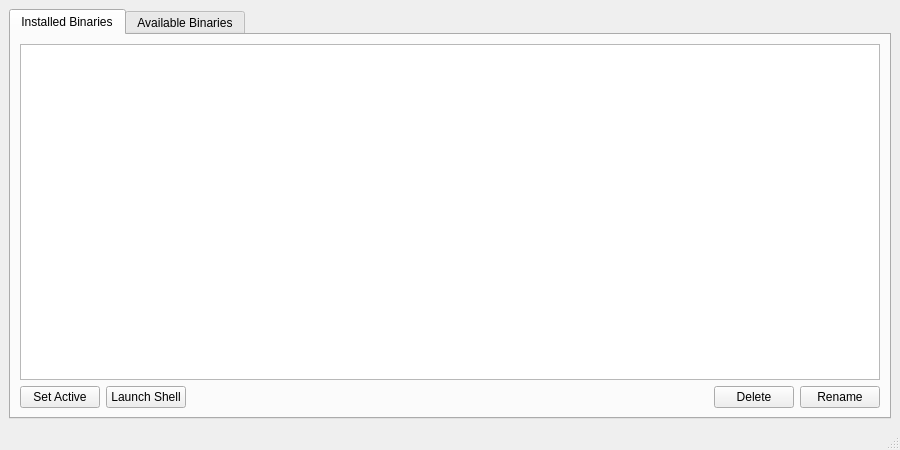
This is interface.ui in spikespaz-archives/archive-bundles as Qt 5 draws it before an edit. The edited form follows.
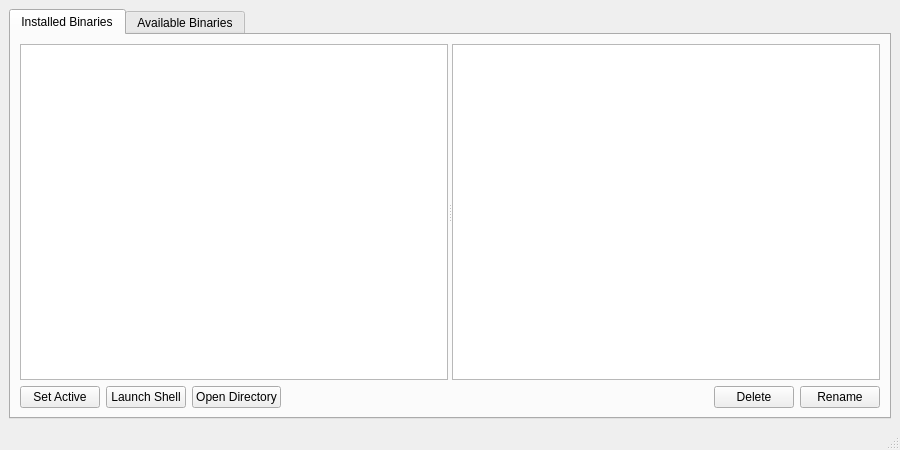
This is the edited form.

Commit message: Add left details panel to interface

```diff
--- a/interface.ui
+++ b/interface.ui
@@ -26,7 +26,13 @@
        </attribute>
        <layout class="QVBoxLayout" name="verticalLayout_3">
         <item>
-         <widget class="QListView" name="installedBinariesListView"/>
+         <widget class="QSplitter" name="splitter">
+          <property name="orientation">
+           <enum>Qt::Horizontal</enum>
+          </property>
+          <widget class="QListView" name="installedBinariesListView"/>
+          <widget class="QTreeView" name="selectedBinaryDetailsTreeView"/>
+         </widget>
         </item>
         <item>
          <layout class="QHBoxLayout" name="horizontalLayout_8">
@@ -44,6 +50,13 @@
             </property>
            </widget>
           </item>
+          <item>
+           <widget class="QPushButton" name="openDirectorySelectedBinaryPushButton">
+            <property name="text">
+             <string>Open Directory</string>
+            </property>
+           </widget>
+          </item>
           <item>
            <spacer name="horizontalSpacer_7">
             <property name="orientation">
```
